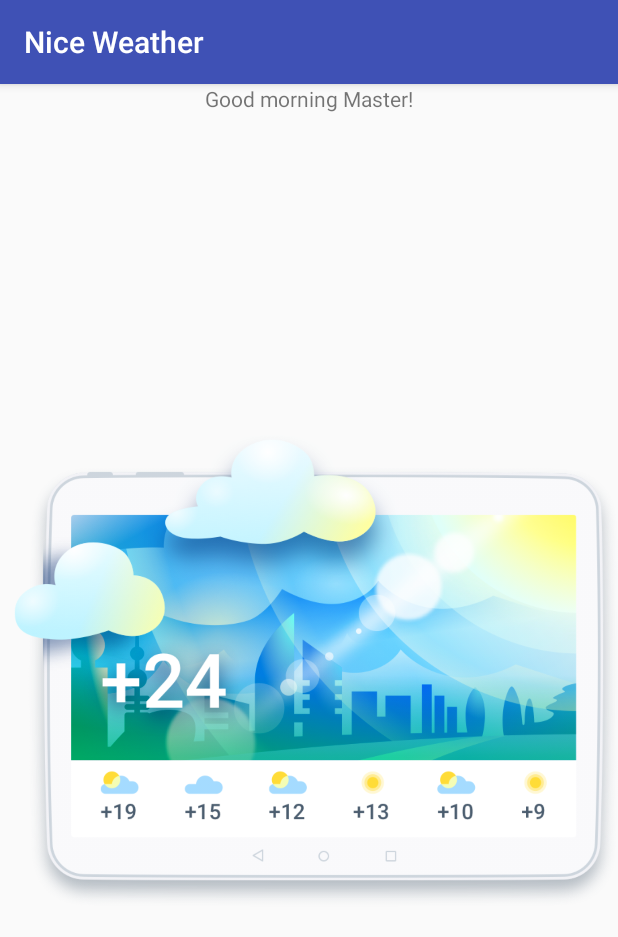
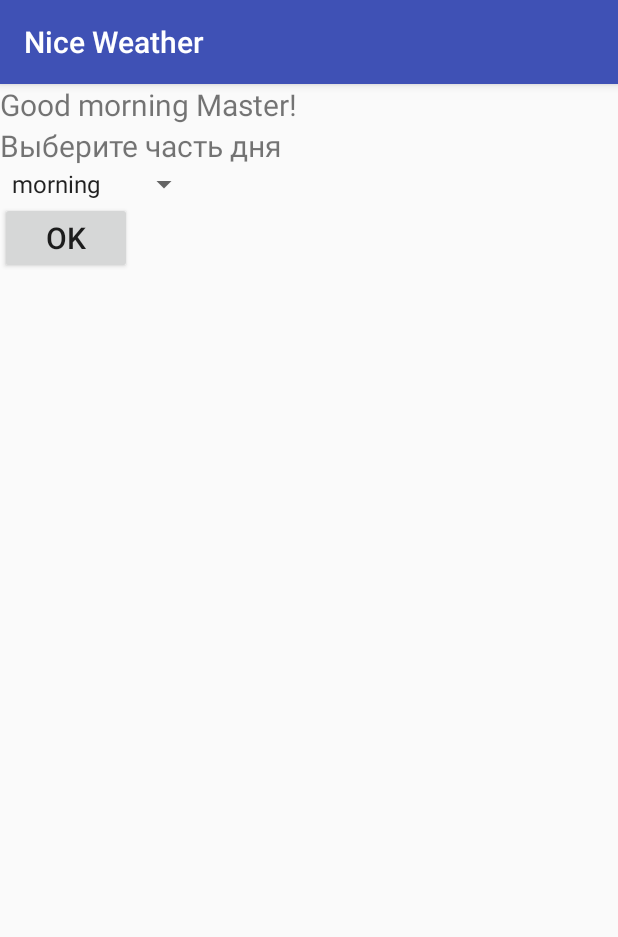
Before and after one commit to z0lk1n/NiceWeather, an Android app: the screen it shows after launch (MainActivity), on a phone screen of 412 x 824 dp. Shown: the top 937 px of the screen. Run offline under Robolectric (Android 15) with nearby library versions, the phone set to English and light mode, and no system bars.

Commit message:
add select temperature and view

```diff
--- a/app/src/main/java/online/z0lk1n/android/niceweather/MainActivity.java
+++ b/app/src/main/java/online/z0lk1n/android/niceweather/MainActivity.java
@@ -3,21 +3,30 @@ package online.z0lk1n.android.niceweather;
 import android.os.Bundle;
 import android.support.v7.app.AppCompatActivity;
 import android.util.Log;
+import android.view.View;
+import android.widget.Button;
+import android.widget.Spinner;
 import android.widget.TextView;
 import android.widget.Toast;
 
 public class MainActivity extends AppCompatActivity implements GreetingStrings {
-    private String TAG;
+    private static final String TAG = "Состояние приложения";
+    private TextView textView;
+    private Spinner spinner;
 
     @Override
     protected void onCreate(Bundle savedInstanceState) {
         super.onCreate(savedInstanceState);
         setContentView(R.layout.activity_main);
 
-        TAG = getString(R.string.tag);
         TextView greeting = findViewById(R.id.greeting);
         BuilderGreetingPhrase greetingPhrase = new BuilderGreetingPhrase(this);
         greeting.setText(greetingPhrase.getGreetingPhrase());
+
+        textView = findViewById(R.id.temperature);
+        Button button = findViewById(R.id.button_show_temperature);
+        button.setOnClickListener(onClickListener);
+        spinner = findViewById(R.id.spinner_for_part_day);
 
         String instanceState;
         if (savedInstanceState == null)
@@ -29,6 +38,16 @@ public class MainActivity extends AppCompatActivity implements GreetingStrings {
         Toast.makeText(getApplicationContext(), textState, Toast.LENGTH_SHORT).show();
         Log.i(TAG, textState);
     }
+
+    private final View.OnClickListener onClickListener = new View.OnClickListener() {
+        @Override
+        public void onClick(View view) {
+            if(view.getId() == R.id.button_show_temperature)    {
+                textView.setText(TemperatureSpec.getTemperature(getApplicationContext(),
+                        spinner.getSelectedItemPosition()));
+            }
+        }
+    };
 
     @Override
     public String getWho() {
--- /dev/null
+++ b/app/src/main/java/online/z0lk1n/android/niceweather/TemperatureSpec.java
@@ -0,0 +1,11 @@
+package online.z0lk1n.android.niceweather;
+
+import android.content.Context;
+
+public class TemperatureSpec {
+    static String getTemperature(Context context, int position) {
+        String[] strings = context.getResources().getStringArray(R.array.temperature);
+        String temperature = strings[position];
+        return temperature;
+    }
+}
--- a/app/src/main/res/layout/activity_main.xml
+++ b/app/src/main/res/layout/activity_main.xml
@@ -1,26 +1,42 @@
 <?xml version="1.0" encoding="utf-8"?>
-<android.support.constraint.ConstraintLayout xmlns:android="http://schemas.android.com/apk/res/android"
-    xmlns:app="http://schemas.android.com/apk/res-auto"
+<LinearLayout xmlns:android="http://schemas.android.com/apk/res/android"
     xmlns:tools="http://schemas.android.com/tools"
     android:layout_width="match_parent"
     android:layout_height="match_parent"
+    android:orientation="vertical"
     tools:context="online.z0lk1n.android.niceweather.MainActivity">
-
-    <ImageView
-        android:id="@+id/imageView"
-        android:layout_width="match_parent"
-        android:layout_height="match_parent"
-        android:foregroundGravity="center"
-        app:srcCompat="@drawable/android_weather"
-        tools:layout_editor_absoluteX="47dp"
-        tools:layout_editor_absoluteY="83dp" />
 
     <TextView
         android:id="@+id/greeting"
-        android:layout_width="match_parent"
-        android:layout_height="match_parent"
-        android:gravity="center_horizontal"
+        android:layout_width="wrap_content"
+        android:layout_height="wrap_content"
         android:text="@string/greeting"
-        tools:layout_editor_absoluteX="150dp"
-        tools:layout_editor_absoluteY="391dp" />
-</android.support.constraint.ConstraintLayout>
+        android:textSize="20sp"/>
+
+    <TextView
+        android:id="@+id/textview_label"
+        android:layout_width="wrap_content"
+        android:layout_height="wrap_content"
+        android:text="@string/select_part_of_the_day"
+        android:textSize="20sp"/>
+
+    <Spinner
+        android:id="@+id/spinner_for_part_day"
+        android:layout_width="wrap_content"
+        android:layout_height="wrap_content"
+        android:entries="@array/part_of_day"
+        android:textSize="20sp"/>
+
+    <Button
+        android:id="@+id/button_show_temperature"
+        android:layout_width="wrap_content"
+        android:layout_height="wrap_content"
+        android:text="@string/ok"
+        android:textSize="20sp"/>
+
+    <TextView
+        android:id="@+id/temperature"
+        android:layout_width="wrap_content"
+        android:layout_height="wrap_content"
+        android:textSize="20sp"/>
+</LinearLayout>
--- a/app/src/main/res/values/strings.xml
+++ b/app/src/main/res/values/strings.xml
@@ -17,4 +17,20 @@
     <string name="on_restore_state">- onRestoreInstanceState()</string>
     <string name="on_save_state">onSaveInstanceState()</string>
     <string name="tag">Состояние приложения</string>
+    <string name="select_part_of_the_day">Выберите часть дня</string>
+    <string name="ok">OK</string>
+
+    <string-array name="part_of_day">
+        <item>morning</item>
+        <item>afternoon</item>
+        <item>evening</item>
+        <item>night</item>
+    </string-array>
+
+    <string-array name="temperature">
+        <item>0</item>
+        <item>+5</item>
+        <item>-1</item>
+        <item>-8</item>
+    </string-array>
 </resources>
```
